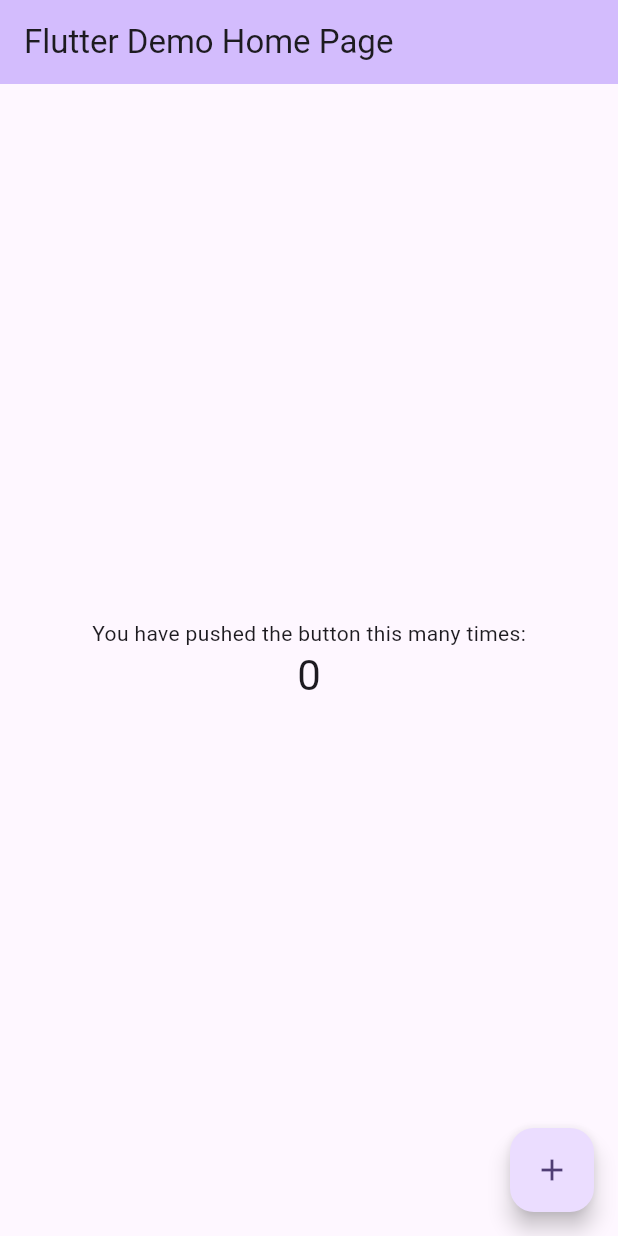
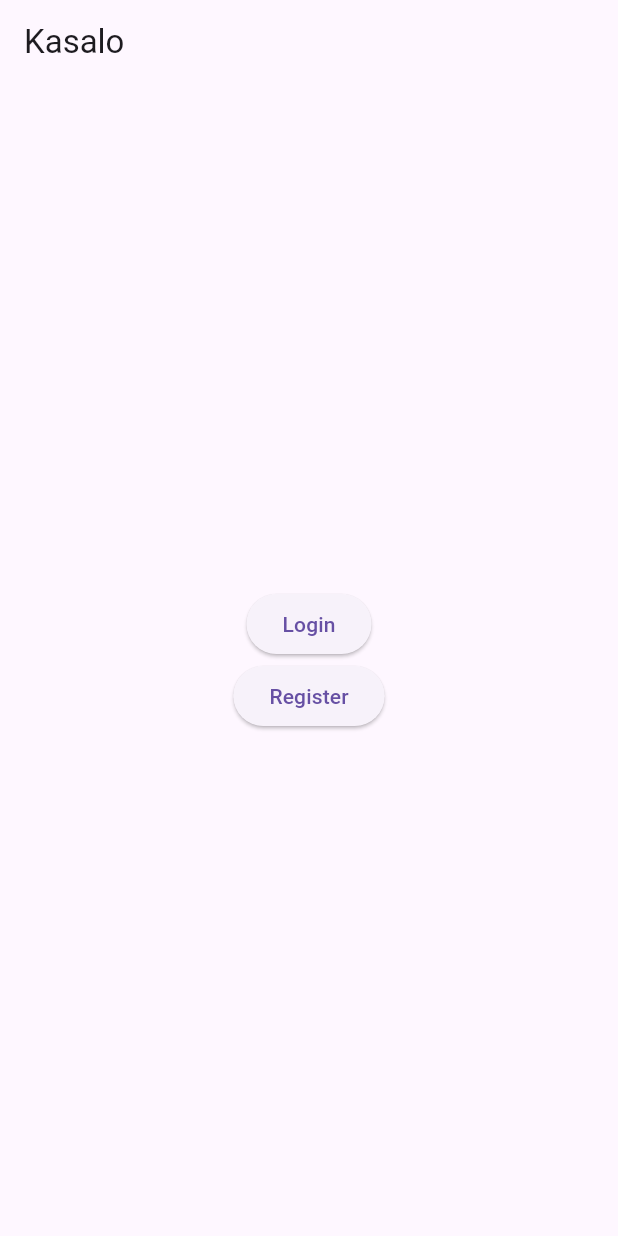
Before and after one commit to SandaraBajio/kasalo, a Flutter app: the screen it shows after launch, on a phone screen of 412 x 824 dp. Run offline on Flutter 3.47's test engine with Material 3 defaults, Android fonts, the light colour scheme and no system bars; our stand-ins replace cloud_firestore, firebase_auth, firebase_core; accounts and stored records are empty.

Commit message:
login/signup skeleton with database

```diff
--- a/kasalo/lib/main.dart
+++ b/kasalo/lib/main.dart
@@ -1,122 +1,32 @@
 import 'package:flutter/material.dart';
+import 'package:firebase_core/firebase_core.dart'; // Import this
+import 'screens/welcome_screen.dart';
+import 'screens/login_screen.dart';
+import 'screens/registration_screen.dart';
+import 'screens/home_screen.dart';
 
-void main() {
-  runApp(const MyApp());
+void main() async {
+  WidgetsFlutterBinding.ensureInitialized();
+  await Firebase.initializeApp(); // Initialize Firebase
+  runApp(MyApp());
 }
 
 class MyApp extends StatelessWidget {
-  const MyApp({super.key});
-
-  // This widget is the root of your application.
   @override
   Widget build(BuildContext context) {
     return MaterialApp(
-      title: 'Flutter Demo',
+      title: 'Digital Community Pantry',
       theme: ThemeData(
-        // This is the theme of your application.
-        //
-        // TRY THIS: Try running your application with "flutter run". You'll see
-        // the application has a purple toolbar. Then, without quitting the app,
-        // try changing the seedColor in the colorScheme below to Colors.green
-        // and then invoke "hot reload" (save your changes or press the "hot
-        // reload" button in a Flutter-supported IDE, or press "r" if you used
-        // the command line to start the app).
-        //
-        // Notice that the counter didn't reset back to zero; the application
-        // state is not lost during the reload. To reset the state, use hot
-        // restart instead.
-        //
-        // This works for code too, not just values: Most code changes can be
-        // tested with just a hot reload.
-        colorScheme: .fromSeed(seedColor: Colors.deepPurple),
+        primarySwatch: Colors.blue,
       ),
-      home: const MyHomePage(title: 'Flutter Demo Home Page'),
+      // Set the initial route to the Welcome Screen as per source [18]
+      initialRoute: '/',
+      routes: {
+        '/': (context) => WelcomeScreen(),
+        '/login': (context) => LoginScreen(),
+        '/register': (context) => RegistrationScreen(),
+        '/home': (context) => HomeScreen(),
+      },
     );
   }
 }
-
-class MyHomePage extends StatefulWidget {
-  const MyHomePage({super.key, required this.title});
-
-  // This widget is the home page of your application. It is stateful, meaning
-  // that it has a State object (defined below) that contains fields that affect
-  // how it looks.
-
-  // This class is the configuration for the state. It holds the values (in this
-  // case the title) provided by the parent (in this case the App widget) and
-  // used by the build method of the State. Fields in a Widget subclass are
-  // always marked "final".
-
-  final String title;
-
-  @override
-  State<MyHomePage> createState() => _MyHomePageState();
-}
-
-class _MyHomePageState extends State<MyHomePage> {
-  int _counter = 0;
-
-  void _incrementCounter() {
-    setState(() {
-      // This call to setState tells the Flutter framework that something has
-      // changed in this State, which causes it to rerun the build method below
-      // so that the display can reflect the updated values. If we changed
-      // _counter without calling setState(), then the build method would not be
-      // called again, and so nothing would appear to happen.
-      _counter++;
-    });
-  }
-
-  @override
-  Widget build(BuildContext context) {
-    // This method is rerun every time setState is called, for instance as done
-    // by the _incrementCounter method above.
-    //
-    // The Flutter framework has been optimized to make rerunning build methods
-    // fast, so that you can just rebuild anything that needs updating rather
-    // than having to individually change instances of widgets.
-    return Scaffold(
-      appBar: AppBar(
-        // TRY THIS: Try changing the color here to a specific color (to
-        // Colors.amber, perhaps?) and trigger a hot reload to see the AppBar
-        // change color while the other colors stay the same.
-        backgroundColor: Theme.of(context).colorScheme.inversePrimary,
-        // Here we take the value from the MyHomePage object that was created by
-        // the App.build method, and use it to set our appbar title.
-        title: Text(widget.title),
-      ),
-      body: Center(
-        // Center is a layout widget. It takes a single child and positions it
-        // in the middle of the parent.
-        child: Column(
-          // Column is also a layout widget. It takes a list of children and
-          // arranges them vertically. By default, it sizes itself to fit its
-          // children horizontally, and tries to be as tall as its parent.
-          //
-          // Column has various properties to control how it sizes itself and
-          // how it positions its children. Here we use mainAxisAlignment to
-          // center the children vertically; the main axis here is the vertical
-          // axis because Columns are vertical (the cross axis would be
-          // horizontal).
-          //
-          // TRY THIS: Invoke "debug painting" (choose the "Toggle Debug Paint"
-          // action in the IDE, or press "p" in the console), to see the
-          // wireframe for each widget.
-          mainAxisAlignment: .center,
-          children: [
-            const Text('You have pushed the button this many times:'),
-            Text(
-              '$_counter',
-              style: Theme.of(context).textTheme.headlineMedium,
-            ),
-          ],
-        ),
-      ),
-      floatingActionButton: FloatingActionButton(
-        onPressed: _incrementCounter,
-        tooltip: 'Increment',
-        child: const Icon(Icons.add),
-      ),
-    );
-  }
-}
--- /dev/null
+++ b/kasalo/lib/screens/welcome_screen.dart
@@ -0,0 +1,25 @@
+import 'package:flutter/material.dart';
+
+class WelcomeScreen extends StatelessWidget {
+  @override
+  Widget build(BuildContext context) {
+    return Scaffold(
+      appBar: AppBar(title: Text("Kasalo")),
+      body: Center(
+        child: Column(
+          mainAxisAlignment: MainAxisAlignment.center,
+          children: [
+            ElevatedButton(
+              onPressed: () => Navigator.pushNamed(context, '/login'),
+              child: Text("Login"),
+            ),
+            ElevatedButton(
+              onPressed: () => Navigator.pushNamed(context, '/register'),
+              child: Text("Register"),
+            ),
+          ],
+        ),
+      ),
+    );
+  }
+}
--- a/kasalo/pubspec.yaml
+++ b/kasalo/pubspec.yaml
@@ -34,6 +34,9 @@ dependencies:
   # The following adds the Cupertino Icons font to your application.
   # Use with the CupertinoIcons class for iOS style icons.
   cupertino_icons: ^1.0.8
+  firebase_core: ^4.2.1
+  firebase_auth: ^6.1.2
+  cloud_firestore: ^6.1.0
 
 dev_dependencies:
   flutter_test:
```
Also changed, not shown: kasalo/lib/screens/home_screen.dart (added, +169 -0 lines), kasalo/lib/screens/login_screen.dart (added, +95 -0 lines), kasalo/lib/screens/registration_screen.dart (added, +140 -0 lines), kasalo/lib/services/auth_service.dart (added, +51 -0 lines), kasalo/lib/services/database_service.dart (added, +30 -0 lines), kasalo/pubspec.lock, 6 other files.
